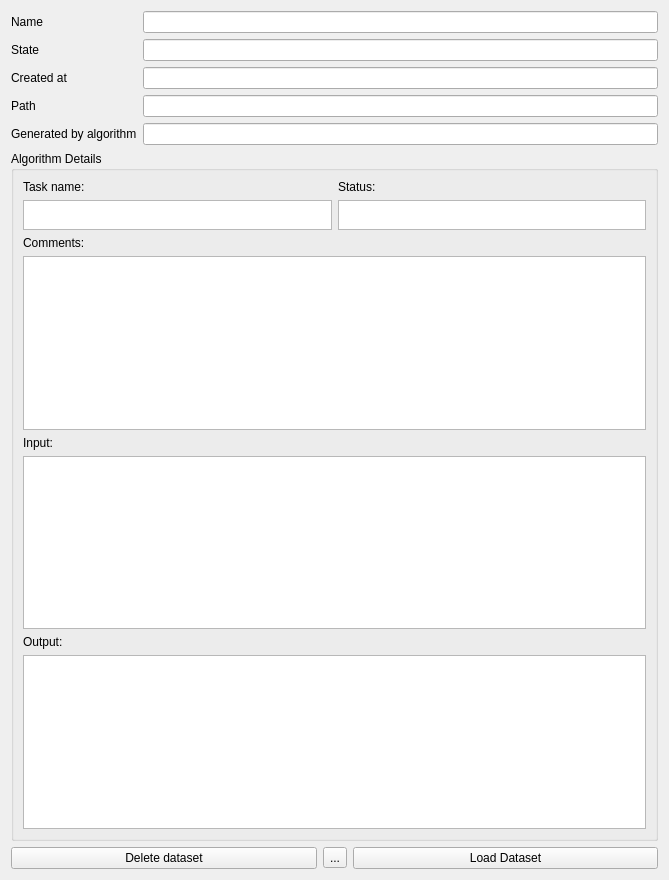
The window that LDMP/gui/WidgetDatasetItemDetails.ui (ConservationInternational/trends.earth) describes before a commit, drawn with Qt 5.
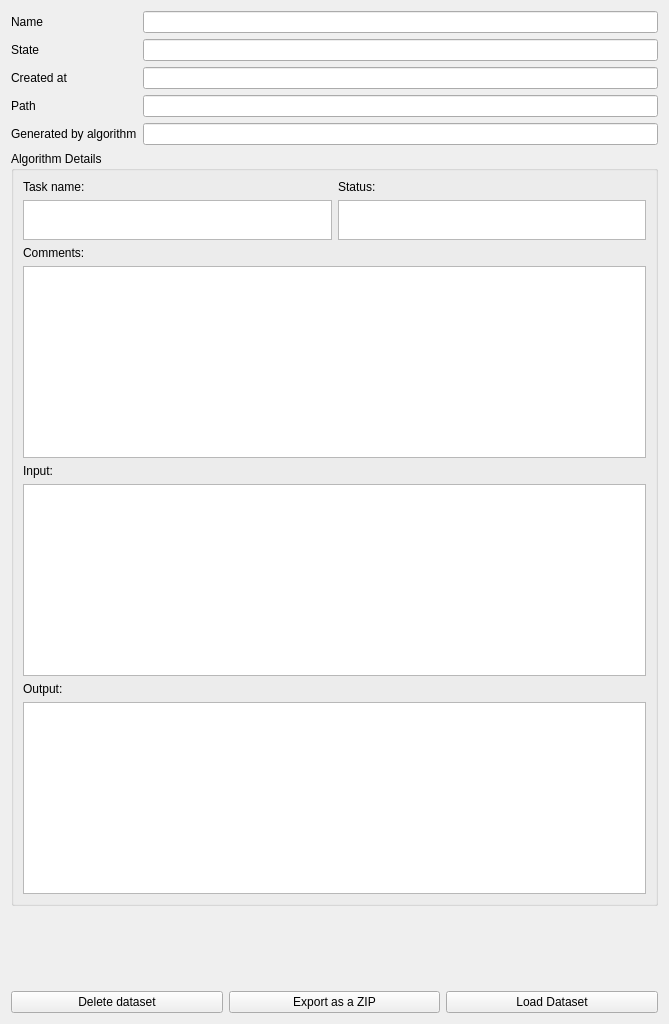
The same window after the commit. Icons and pictures are not drawn. Custom widgets are drawn as their Qt base class.

Commit message: added export as zip functionality

Patch:
```diff
--- a/LDMP/gui/WidgetDatasetItemDetails.ui
+++ b/LDMP/gui/WidgetDatasetItemDetails.ui
@@ -7,7 +7,7 @@
     <x>0</x>
     <y>0</y>
     <width>669</width>
-    <height>880</height>
+    <height>1024</height>
    </rect>
   </property>
   <property name="sizePolicy">
@@ -279,9 +279,9 @@
       </widget>
      </item>
      <item>
-      <widget class="QToolButton" name="export_tool_button">
+      <widget class="QPushButton" name="export_button">
        <property name="text">
-        <string>...</string>
+        <string>Export as a ZIP</string>
        </property>
       </widget>
      </item>
```
The commit also changes 3 other files.
